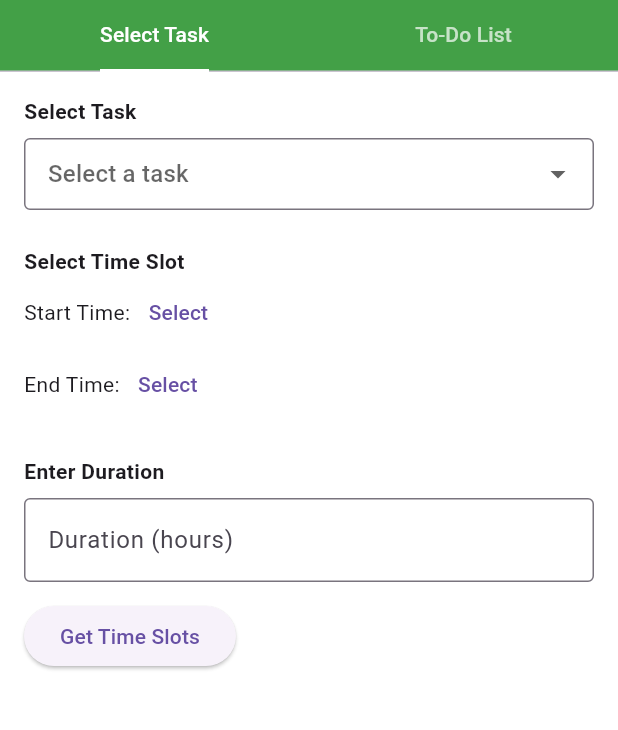
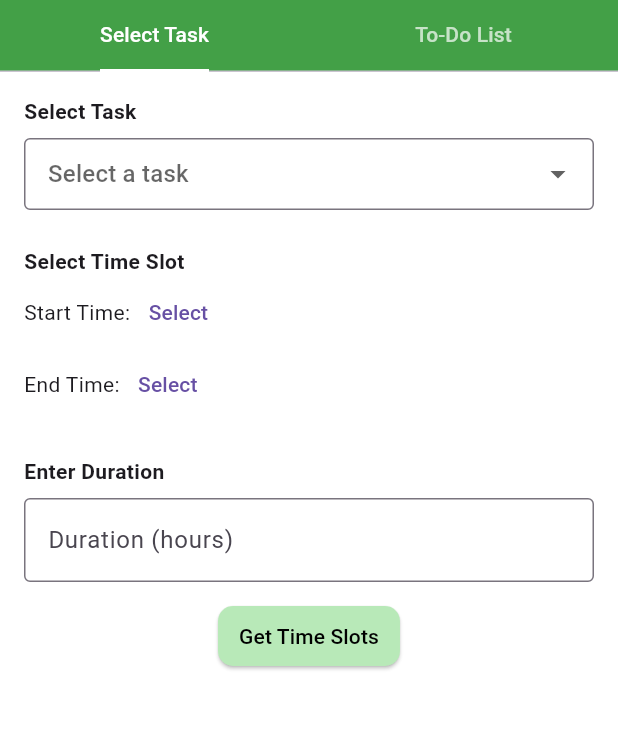
Before and after one commit to SonaGutha/wattznow, a Flutter app: the screen it shows after launch, on a phone screen of 412 x 824 dp, the part 84-814 px from its top. Run offline on Flutter 3.47's test engine with Material 3 defaults, Android fonts, the light colour scheme and no system bars.

Commit message:
styling chanegs

```diff
--- a/wattz_now_frontend/lib/views/selection_page.dart
+++ b/wattz_now_frontend/lib/views/selection_page.dart
@@ -275,10 +275,18 @@ class _SelectionPageState extends State<SelectionPage> {
               ),
 
               SizedBox(height: 12),
-              ElevatedButton(
+              Center(
+                child:ElevatedButton(
+                style: ElevatedButton.styleFrom(
+                  backgroundColor: const Color.fromARGB(255, 184, 233, 184),
+                  shape: RoundedRectangleBorder(
+                    borderRadius: BorderRadius.circular(10),
+                  ),
+                  padding: EdgeInsets.symmetric(horizontal: 14, vertical: 10),
+                ),
                 onPressed: getTimeSlots,
-                child: Text('Get Time Slots'),
-              ),
+                child: Text('Get Time Slots', style: TextStyle(fontSize: 14, color: Colors.black)),
+              ),),
 
               if (timeSlots.isNotEmpty) ...[
                 SizedBox(height: 20),
@@ -299,8 +307,16 @@ class _SelectionPageState extends State<SelectionPage> {
                   final textColor = getTextColor(index);
 
                   return Card(
+                    shape: RoundedRectangleBorder(
+                      borderRadius: BorderRadius.circular(10),
+                    ),
                     color: color,
+                    elevation: 3,
                     child: ListTile(
+                      contentPadding: EdgeInsets.symmetric(
+                        horizontal: 12,
+                        vertical: 8,
+                      ),
                       onTap: () async {
                         final choreName =
                             isCustomChore
@@ -354,18 +370,17 @@ class _SelectionPageState extends State<SelectionPage> {
                             "🕓 Start: ${formatFromApi(slot['start'])}",
                             style: TextStyle(color: textColor, fontSize: 14),
                           ),
-                          SizedBox(height: 4),
                           Text(
                             "⏰ End:   ${formatFromApi(slot['end'])}",
                             style: TextStyle(color: textColor, fontSize: 14),
                           ),
                           SizedBox(height: 8),
                           Text(
-                            "🔥 Carbon Intensity: ${slot['avg_direct_ci']} gCO₂eq/kWh",
+                            "🔥 CI: ${slot['avg_direct_ci']} gCO₂eq/kWh",
                             style: TextStyle(
                               color: textColor,
-                              fontSize: 14,
                               fontWeight: FontWeight.bold,
+                              fontSize: 15,
                             ),
                           ),
                         ],
@@ -374,6 +389,7 @@ class _SelectionPageState extends State<SelectionPage> {
                   );
                 },
               ),
+
             ],
           ),
         ),
--- a/wattz_now_frontend/lib/views/todo_page.dart
+++ b/wattz_now_frontend/lib/views/todo_page.dart
@@ -72,6 +72,10 @@ class ToDoPage extends StatelessWidget {
                     String timeRange =
                         '${DateFormat('h:mm a').format(start)} - ${DateFormat('h:mm a').format(end)}';
                     return Card(
+                      margin: EdgeInsets.symmetric(horizontal: 12, vertical: 6),
+                      shape: RoundedRectangleBorder(
+                        borderRadius: BorderRadius.circular(10),
+                      ),
                       color: getTaskColor(task['chore']!),
                       child: ListTile(
                         title: Text('${task['chore']}'),
```
